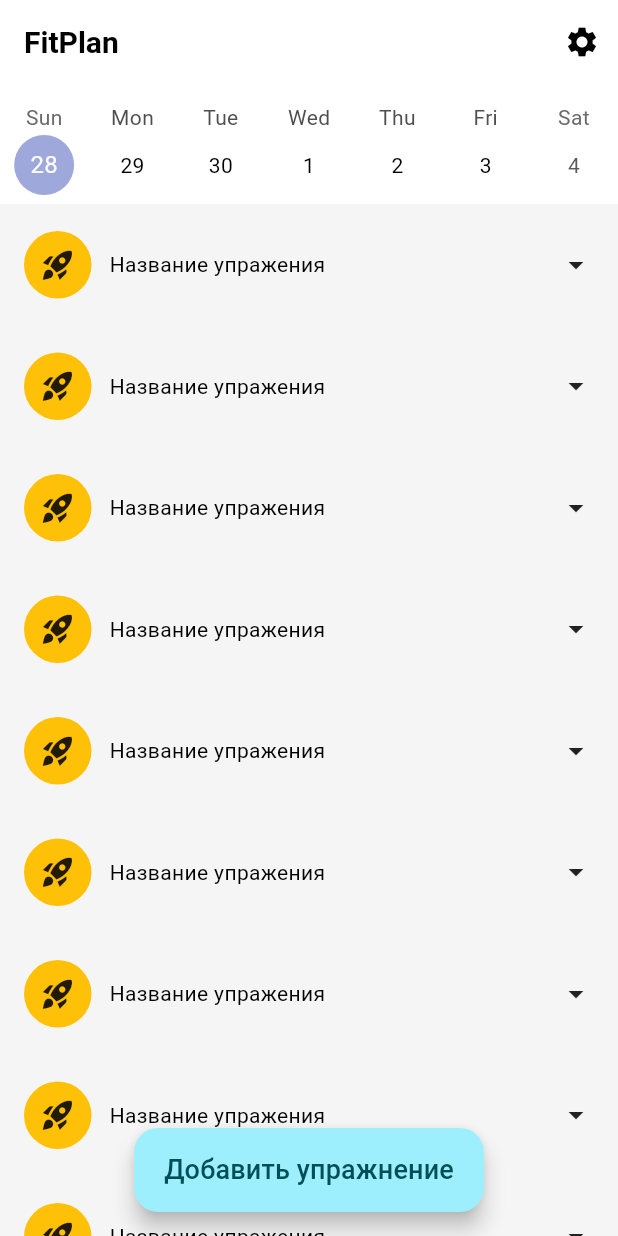
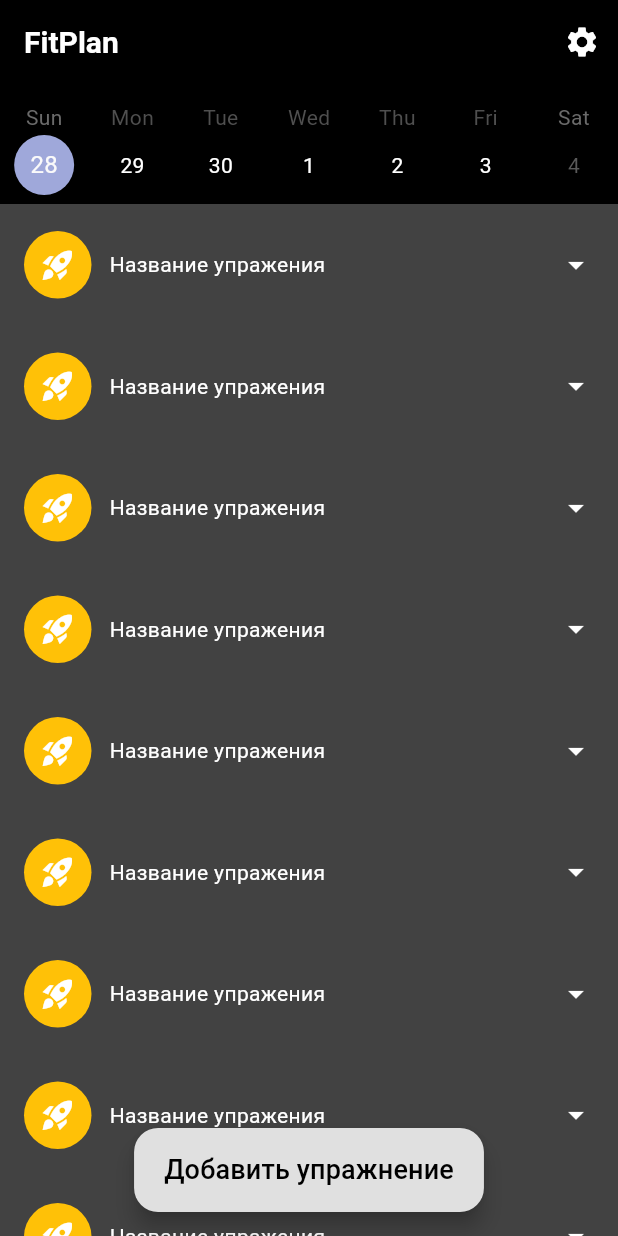
Before and after one commit to CodeCraftersBro/fitplan, a Flutter app: the screen it shows after launch, on a phone screen of 412 x 824 dp. Run offline on Flutter 3.47's test engine with Material 3 defaults, Android fonts, the phone set to English and light mode, and no system bars; drawn by our look-alikes of table_calendar.

Commit message:
upd: updated theme ad added bloc

```diff
--- a/lib/features/settings/widgets/settings_toggle_card.dart
+++ b/lib/features/settings/widgets/settings_toggle_card.dart
@@ -34,6 +34,7 @@ class SettingsToggleCard extends StatelessWidget {
             CupertinoSwitch(
               value: value,
               onChanged: onChanged,
+              activeColor: Theme.of(context).colorScheme.primary,
             ),
           ],
         ),
--- a/lib/main.dart
+++ b/lib/main.dart
@@ -16,7 +16,7 @@ class MainApp extends StatelessWidget {
     return MaterialApp(
       title: "FitPlan",
       debugShowCheckedModeBanner: false,
-      theme: themeLight,
+      theme: themeDark,
       // home: const HomeScreen(),
       routes: routes,
     );
--- a/lib/ui/theme/theme.dart
+++ b/lib/ui/theme/theme.dart
@@ -28,6 +28,16 @@ final themeLight = ThemeData(
     toolbarTextStyle: TextStyle(
       color: Colors.black, // Цвет текста элементов
       fontSize: 18, // Размер шрифта элементов
+    ),
+  ),
+  floatingActionButtonTheme: FloatingActionButtonThemeData(
+    backgroundColor: Colors.grey.shade900, // Темно-серый цвет фона для FAB
+    foregroundColor: Colors.white, // Белый цвет для иконки и текста на FAB
+    elevation: 6, // Высота тени под FAB
+    // Если вы хотите изменить размер FAB:
+    sizeConstraints: const BoxConstraints.tightFor(
+      width: 56.0, // Ширина FAB
+      height: 56.0, // Высота FAB
     ),
   ),
 );
@@ -62,4 +72,14 @@ final ThemeData themeDark = ThemeData(
       fontSize: 18, // Размер шрифта элементов
     ),
   ),
+  floatingActionButtonTheme: FloatingActionButtonThemeData(
+    backgroundColor: Colors.grey.shade300, // Светло-серый цвет фона для FAB
+    foregroundColor: Colors.black, // Черный цвет для иконки и текста на FAB
+    elevation: 6, // Высота тени под FAB
+    // Если вы хотите изменить размер FAB:
+    sizeConstraints: const BoxConstraints.tightFor(
+      width: 56.0, // Ширина FAB
+      height: 56.0, // Высота FAB
+    ),
+  ),
 );
--- a/pubspec.yaml
+++ b/pubspec.yaml
@@ -9,6 +9,7 @@ environment:
 dependencies:
   flutter:
     sdk: flutter
+  flutter_bloc: ^8.1.5
   table_calendar: ^3.1.1
   # calendar_agenda: ^0.0.2+3
 
```
Also changed, not shown: lib/features/settings/view/settings_screen.dart (+12 -6 lines).
